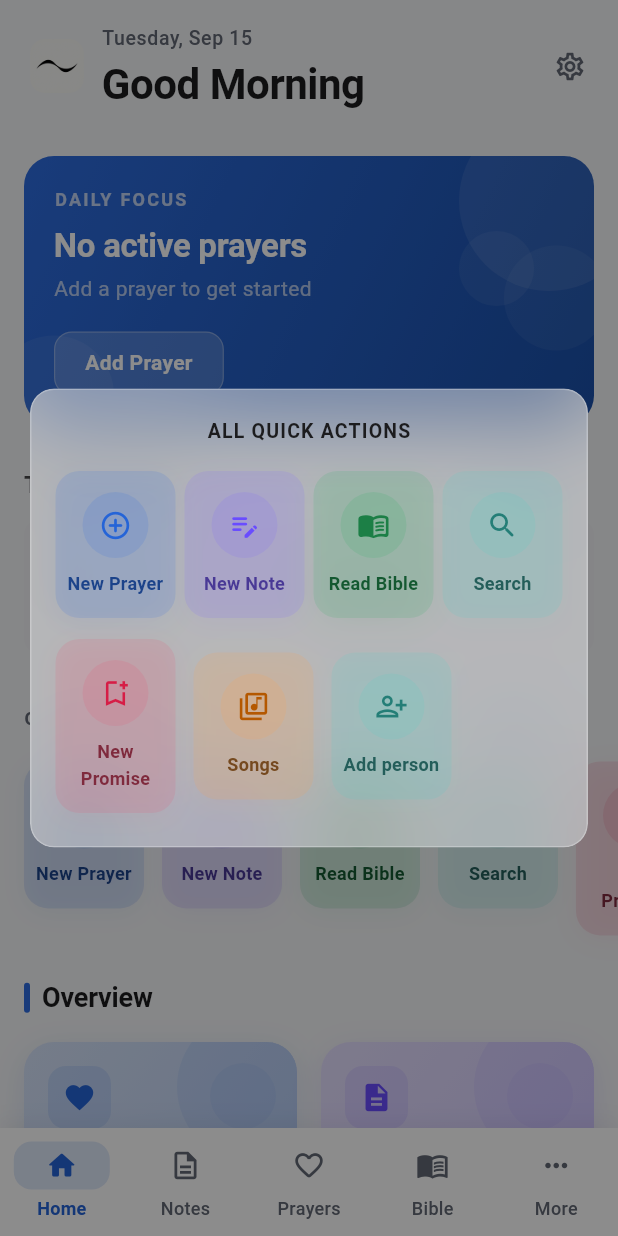
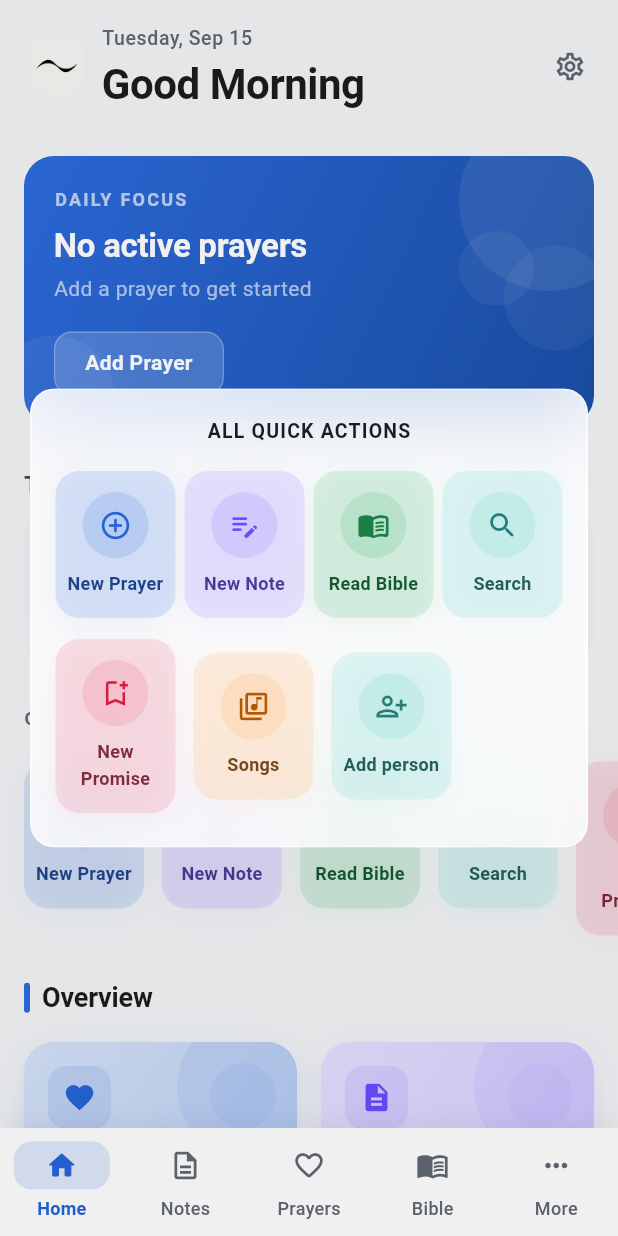
Before and after one commit to kushal05/selah-mobile, a Flutter app: the HomeDashboardScreen screen opened by its route, after a tap on "See more", on a phone screen of 412 x 824 dp. Run offline on Flutter 3.47's test engine with Material 3 defaults, Android fonts, the phone set to English and light mode, and no system bars; our stand-ins replace app_links, connectivity_plus, device_info_plus, drift, equatable, firebase_core and 11 more; missing offline and left inert: home_widget, sqlite3; accounts and stored records are empty; generated files the repository leaves out were written again; network calls fail; statements that could not run were skipped.

Commit message:
fix(home): brighten the quick actions folder
The folder rendered dim. Measured rather than eyeballed: the panel centre came
out rgb(193,178,163) — a muddy beige — with a tile inside at rgb(152,165,190),
against an undimmed page ground of rgb(244,245,247).

Two compounding causes, both fixed here:

- The barrier was 45% black, which dropped the whole page to rgb(134,135,136)
  before the panel was drawn. Because the panel is translucent it then sat on
  top of that murk and inherited it. The blur already separates the panel from
  the page, so the scrim only needs to hint the rest is inactive: 6%.

- The glass took its colour from whatever was behind it. Using the theme
  surface at a low alpha let the blurred hero gradient set the panel's tone,
  which is what made it read beige rather than frosted. In light mode the
  glass is white at 82% so it brightens what shows through instead of greying
  it; dark mode keeps the theme surface at 74%. The hairline border went to
  70% white to stay defined against the much lighter scrim.

Two passes were needed — the first (15% barrier, 62% white) was still dark.
Measured across all three:

                      before          pass 1           final
  panel centre   (193,178,163)  (238,223,206)   (250,234,218)
  tile inside    (152,165,190)  (196,208,232)   (208,221,244)
  background     (134,135,136)  (207,208,210)   (229,230,232)

Verified by temporarily auto-opening the folder on launch and photographing
it, since simctl cannot synthesise the tap on "See more". The hook is not in
this commit.

Known and not addressed: showQuickActionsFolder takes its actions as a
snapshot at open time, so the folder does not live-update if data arrives
while it is open. It showed "Read Bible" instead of "Continue reading" when
the probe opened it on the first frame, before the reading-history stream had
emitted. A real tap happens long after load, and the popup is transient.

flutter analyze clean; a11y lint clean across 461 files; 300 contrast
pairings pass; 361 tests pass.

Co-Authored-By: Claude Opus 5 (1M context) <noreply@anthropic.com>

```diff
--- a/lib/features/home/presentation/widgets/quick_actions_row.dart
+++ b/lib/features/home/presentation/widgets/quick_actions_row.dart
@@ -199,7 +199,12 @@ Future<void> showQuickActionsFolder(
   return showDialog<void>(
     context: context,
     barrierDismissible: true,
-    barrierColor: Colors.black.withValues(alpha: 0.45),
+    // Light barrier. 45% black dimmed the page to rgb(134,135,136) from
+    // rgb(244,245,247), and because the panel is translucent it sat on top of
+    // that murk — the glass rendered a muddy rgb(193,178,163) instead of
+    // reading bright. The blur already separates the panel from the page, so
+    // the scrim only has to hint that the rest is inactive.
+    barrierColor: Colors.black.withValues(alpha: 0.06),
     builder: (dialogContext) => _QuickActionsFolder(actions: actions),
   );
 }
@@ -231,15 +236,16 @@ class _QuickActionsFolder extends StatelessWidget {
           child: Container(
             padding: const EdgeInsets.fromLTRB(16, 18, 16, 22),
             decoration: BoxDecoration(
-              // Barely there: enough to lift the tiles off whatever is behind
-              // and to keep a hairline edge, not enough to hide the screen.
-              color: context.raisedSurface.withValues(
-                  alpha: Theme.of(context).brightness == Brightness.dark
-                      ? 0.55
-                      : 0.45),
+              // Frosted, not tinted. In light mode the glass is white so it
+              // brightens what shows through rather than greying it; the
+              // theme surface at a low alpha let the blurred gradient behind
+              // set the panel's colour, which is what made it look dim.
+              color: Theme.of(context).brightness == Brightness.dark
+                  ? context.raisedSurface.withValues(alpha: 0.74)
+                  : Colors.white.withValues(alpha: 0.82),
               borderRadius: AppTheme.borderRadius3XL,
               border: Border.all(
-                color: Colors.white.withValues(alpha: 0.25),
+                color: Colors.white.withValues(alpha: 0.7),
               ),
             ),
             child: Column(
```
